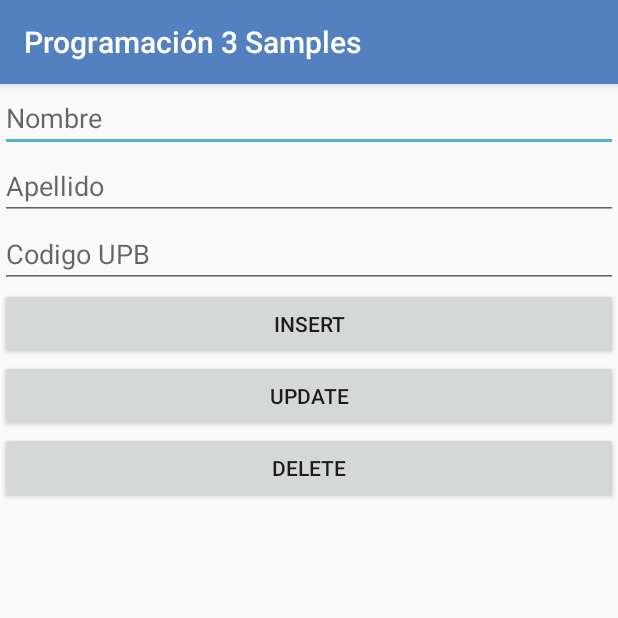
After one commit to adrorodri/programacion3, an Android app: the DBActivity screen opened directly, with no data from a screen before it, on a phone screen of 412 x 824 dp, the top half of it. The commit adds this screen. Run offline under Robolectric (Android 15) with nearby library versions, the phone set to English and light mode, and no system bars.

Commit message:
Database Insert Example

```diff
--- a/app/src/main/AndroidManifest.xml
+++ b/app/src/main/AndroidManifest.xml
@@ -44,6 +44,7 @@
         <activity android:name=".RecyclerActivity" />
         <activity android:name=".NotificationsActivity" />
         <activity android:name=".StorageActivity" />
+        <activity android:name=".DBActivity" />
     </application>
 
 </manifest>
--- /dev/null
+++ b/app/src/main/java/com/programacion3/myapplication/DBActivity.java
@@ -0,0 +1,73 @@
+package com.programacion3.myapplication;
+
+import android.content.SharedPreferences;
+import android.os.Bundle;
+import android.os.Environment;
+import android.support.v7.app.AppCompatActivity;
+import android.view.View;
+import android.widget.EditText;
+import android.widget.TextView;
+import android.widget.Toast;
+
+import com.google.gson.Gson;
+
+import org.json.JSONArray;
+import org.json.JSONException;
+import org.json.JSONObject;
+
+import java.io.BufferedReader;
+import java.io.File;
+import java.io.FileInputStream;
+import java.io.FileNotFoundException;
+import java.io.FileOutputStream;
+import java.io.IOException;
+import java.io.InputStream;
+import java.io.InputStreamReader;
+
+public class DBActivity extends AppCompatActivity {
+
+    EditText editTextNombre;
+    EditText editTextApellido;
+    EditText editTextCodigoUPB;
+    TextView textViewJSON;
+
+    DBController dbController;
+
+    @Override
+    protected void onCreate(Bundle savedInstanceState) {
+        super.onCreate(savedInstanceState);
+        setContentView(R.layout.activity_db);
+
+        textViewJSON = findViewById(R.id.textViewJSON);
+        editTextNombre = findViewById(R.id.editTextNombre);
+        editTextApellido = findViewById(R.id.editTextApellido);
+        editTextCodigoUPB = findViewById(R.id.editTextCodigoUPB);
+
+        dbController = new DBController(this, "Programacion3.db", null, 1);
+    }
+
+    public void buttonClick(View view) {
+        switch (view.getId()) {
+
+            case R.id.insertButton: {
+                boolean inserted = dbController.insertPersona(editTextNombre.getText().toString(),
+                        editTextApellido.getText().toString(),
+                        Integer.parseInt(editTextCodigoUPB.getText().toString()));
+                if (inserted) {
+                    Toast.makeText(this, "Insertado correctamente!", Toast.LENGTH_SHORT).show();
+                } else {
+                    Toast.makeText(this, "Error insertando persona", Toast.LENGTH_SHORT).show();
+                }
+                break;
+            }
+
+            case R.id.updateButton: {
+                break;
+            }
+
+            case R.id.deleteButton: {
+                break;
+            }
+        }
+    }
+}
--- a/app/src/main/java/com/programacion3/myapplication/MainActivity.java
+++ b/app/src/main/java/com/programacion3/myapplication/MainActivity.java
@@ -130,6 +130,10 @@ public class MainActivity extends AppCompatActivity implements EasyPermissions.P
                 intent = new Intent(this, StorageActivity.class);
                 break;
             }
+            case R.id.buttonMainDatabase: {
+                intent = new Intent(this, DBActivity.class);
+                break;
+            }
             default: {
                 intent = new Intent(this, LayoutsActivity.class);
                 break;
--- /dev/null
+++ b/app/src/main/res/layout/activity_db.xml
@@ -0,0 +1,56 @@
+<?xml version="1.0" encoding="utf-8"?>
+<ScrollView xmlns:android="http://schemas.android.com/apk/res/android"
+    xmlns:app="http://schemas.android.com/apk/res-auto"
+    xmlns:tools="http://schemas.android.com/tools"
+    android:layout_width="match_parent"
+    android:layout_height="match_parent"
+    tools:context="com.programacion3.myapplication.DBActivity">
+
+    <LinearLayout
+        android:layout_width="match_parent"
+        android:layout_height="wrap_content"
+        android:orientation="vertical">
+
+        <EditText
+            android:id="@+id/editTextNombre"
+            android:layout_width="match_parent"
+            android:layout_height="wrap_content"
+            android:hint="Nombre"/>
+        <EditText
+            android:id="@+id/editTextApellido"
+            android:layout_width="match_parent"
+            android:layout_height="wrap_content"
+            android:hint="Apellido"/>
+        <EditText
+            android:id="@+id/editTextCodigoUPB"
+            android:layout_width="match_parent"
+            android:layout_height="wrap_content"
+            android:hint="Codigo UPB"/>
+
+        <Button
+            android:id="@+id/insertButton"
+            android:layout_width="match_parent"
+            android:layout_height="wrap_content"
+            android:onClick="buttonClick"
+            android:text="INSERT" />
+        <Button
+            android:id="@+id/updateButton"
+            android:layout_width="match_parent"
+            android:layout_height="wrap_content"
+            android:onClick="buttonClick"
+            android:text="UPDATE" />
+        <Button
+            android:id="@+id/deleteButton"
+            android:layout_width="match_parent"
+            android:layout_height="wrap_content"
+            android:onClick="buttonClick"
+            android:text="DELETE" />
+
+        <TextView
+            android:id="@+id/textViewJSON"
+            android:layout_width="match_parent"
+            android:layout_height="wrap_content"
+            android:textSize="20sp" />
+    </LinearLayout>
+
+</ScrollView>
```
Also changed, not shown: app/src/main/java/com/programacion3/myapplication/DBController.java (added, +46 -0 lines), app/src/main/java/com/programacion3/myapplication/StorageActivity.java (+5 -4 lines), app/src/main/res/layout/activity_main.xml (+9 -0 lines).
